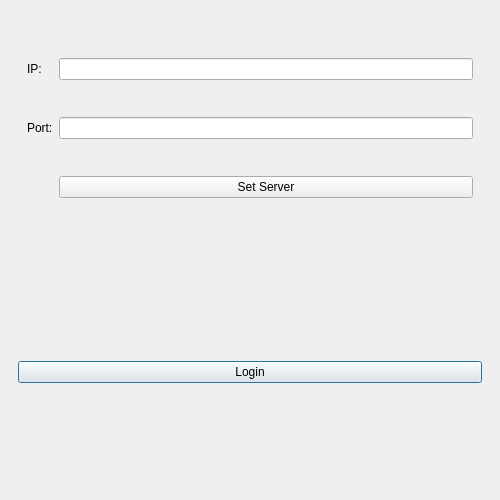
captain-moji/To_Do_List_Project, file ToDoListServer/firstpage.ui: the form before one commit.
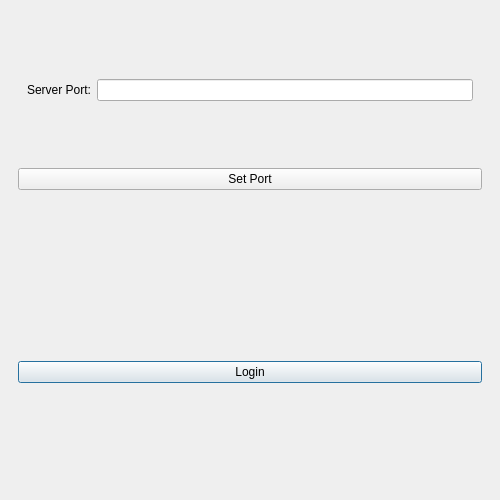
The form after the commit. Icons and pictures are not drawn.

Commit message: Client OrganizationWindow edit project completed

```diff
--- a/ToDoListServer/firstpage.ui
+++ b/ToDoListServer/firstpage.ui
@@ -50,43 +50,36 @@
       <layout class="QGridLayout" name="gridLayout_2">
        <item row="0" column="0">
         <widget class="QWidget" name="widget_3" native="true">
-         <layout class="QGridLayout" name="gridLayout">
-          <item row="0" column="0">
-           <widget class="QLabel" name="ip_label">
-            <property name="layoutDirection">
-             <enum>Qt::RightToLeft</enum>
-            </property>
-            <property name="text">
-             <string>IP:</string>
-            </property>
-           </widget>
-          </item>
-          <item row="1" column="0">
+         <property name="maximumSize">
+          <size>
+           <width>16777215</width>
+           <height>50</height>
+          </size>
+         </property>
+         <layout class="QHBoxLayout" name="horizontalLayout_2">
+          <item>
            <widget class="QLabel" name="port_label">
             <property name="layoutDirection">
              <enum>Qt::RightToLeft</enum>
             </property>
             <property name="text">
-             <string>Port:</string>
+             <string>Server Port:</string>
             </property>
            </widget>
           </item>
-          <item row="0" column="1">
-           <widget class="QLineEdit" name="ip_text_edit"/>
-          </item>
-          <item row="1" column="1">
+          <item>
            <widget class="QLineEdit" name="port_text_edit"/>
           </item>
-          <item row="2" column="1">
-           <widget class="QPushButton" name="set_server_BTN">
-            <property name="text">
-             <string>Set Server</string>
-            </property>
-           </widget>
-          </item>
          </layout>
         </widget>
        </item>
+       <item row="1" column="0">
+        <widget class="QPushButton" name="set_server_BTN">
+         <property name="text">
+          <string>Set Port</string>
+         </property>
+        </widget>
+       </item>
       </layout>
      </widget>
     </item>
```
The commit also changes 2 other files.
